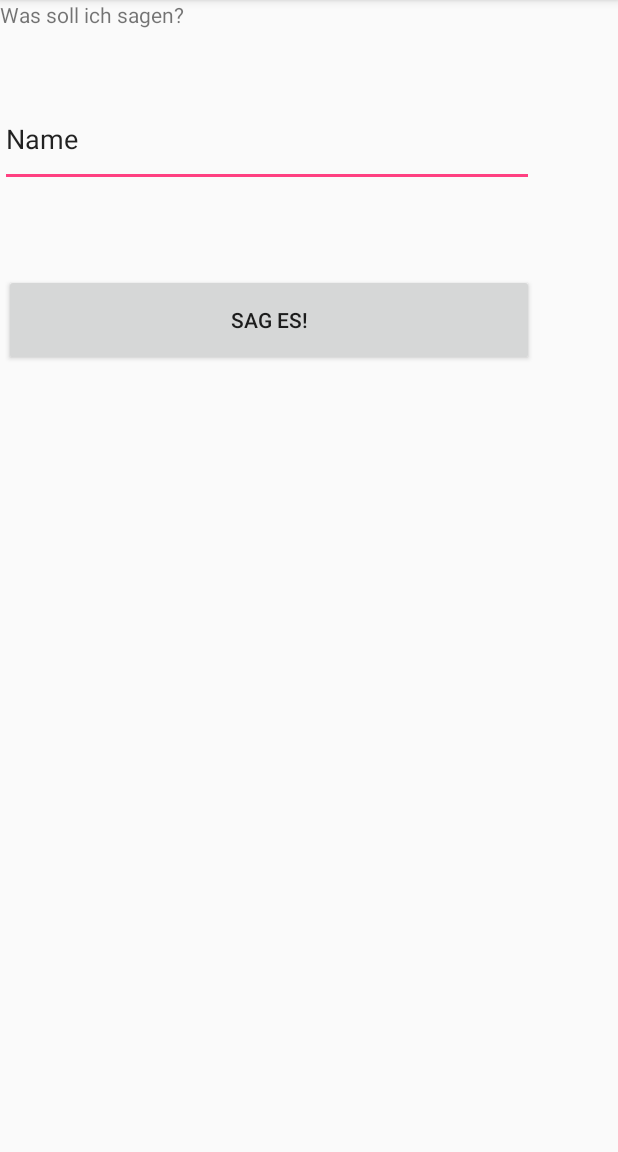
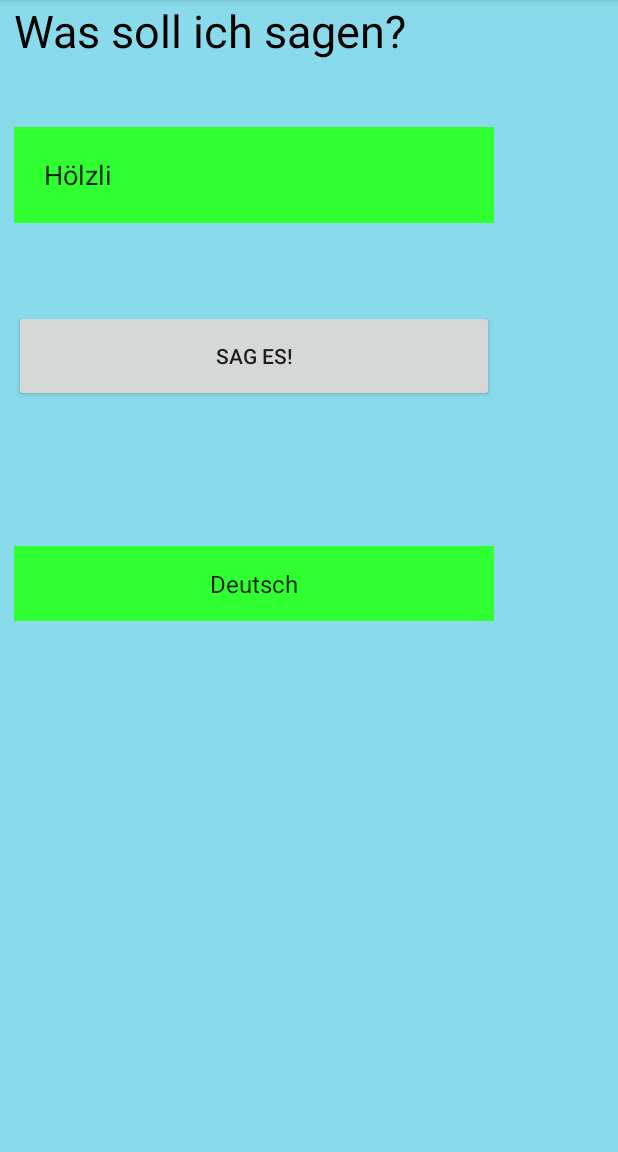
Before and after one commit to Whalesharkking/SageText2.0, an Android app: the screen it shows after launch (MainActivity), on a phone screen of 412 x 824 dp, the part 84-1236 px from its top. Run offline under Robolectric (Android 15) with nearby library versions, the light colour scheme and no system bars.

Commit message:
funktionierende Version

```diff
--- a/app/src/main/java/com/example/elias/sagetext/MainActivity.java
+++ b/app/src/main/java/com/example/elias/sagetext/MainActivity.java
@@ -4,32 +4,75 @@ import android.os.Bundle;
 import android.speech.tts.TextToSpeech;
 import android.support.v7.app.AppCompatActivity;
 import android.view.View;
+import android.widget.AdapterView;
+import android.widget.ArrayAdapter;
 import android.widget.Button;
 import android.widget.EditText;
+import android.widget.Spinner;
 
 import java.util.Locale;
 
-public class MainActivity extends AppCompatActivity implements TextToSpeech.OnInitListener, View.OnClickListener {
+public class MainActivity extends AppCompatActivity implements TextToSpeech.OnInitListener, View.OnClickListener, AdapterView.OnItemSelectedListener {
 
-        public TextToSpeech tts;
-        @Override
+private TextToSpeech tts;
+    private Spinner spinner;
+    private static final String[]paths = {"Deutsch", "Englisch", "Französisch", "China!!!"};
+
+
+
+
+    @Override
         protected void onCreate (Bundle savedInstanceState){
+
         super.onCreate(savedInstanceState);
         setContentView(R.layout.activity_main);
+        tts= new TextToSpeech(this,this);
+        spinner = (Spinner)findViewById(R.id.spinner);
+        ArrayAdapter<String>adapter = new ArrayAdapter<String>(MainActivity.this,
+                android.R.layout.simple_spinner_item,paths);
 
+        adapter.setDropDownViewResource(android.R.layout.simple_spinner_dropdown_item);
+        spinner.setAdapter(adapter);
+        spinner.setOnItemSelectedListener(this);
 
     }
     public void onClick(View v){
         EditText editText= (EditText) findViewById(R.id.editText);
-        tts.speak(editText.getText().toString(),TextToSpeech.QUEUE_FLUSH,null);
+
+       tts.speak(editText.getText().toString(),TextToSpeech.QUEUE_FLUSH,null);
 
     }
 
     @Override
     public void onInit(int status) {
-        tts.setLanguage(Locale.GERMAN);
+
+
 
         Button button= (Button) findViewById(R.id.button);
         button.setOnClickListener(this);
     }
+
+
+    @Override
+    public void onItemSelected(AdapterView<?> parent, View view, int position, long id) {
+        switch (position) {
+            case 0:
+            tts.setLanguage(Locale.GERMAN);
+                break;
+            case 1:
+             tts.setLanguage(Locale.ENGLISH);
+                break;
+            case 2:
+              tts.setLanguage(Locale.FRENCH);
+                break;
+            case 3:
+                tts.setLanguage(Locale.CHINA);
+                break;
+        }
+    }
+
+    @Override
+    public void onNothingSelected(AdapterView<?> parent) {
+
+    }
 }
--- a/app/src/main/res/layout/activity_main.xml
+++ b/app/src/main/res/layout/activity_main.xml
@@ -4,28 +4,32 @@
     xmlns:tools="http://schemas.android.com/tools"
     android:layout_width="match_parent"
     android:layout_height="match_parent"
+    android:background="#89DBEC"
     tools:context="com.example.elias.sagetext.MainActivity">
 
     <RelativeLayout
-        android:layout_width="0dp"
-        android:layout_height="495dp"
+        android:layout_width="339dp"
+        android:layout_height="798dp"
         android:gravity="center_horizontal"
-        tools:layout_editor_absoluteX="8dp"
-        tools:layout_editor_absoluteY="8dp">
+        tools:layout_editor_absoluteX="22dp"
+        tools:layout_editor_absoluteY="18dp">
+
 
         <EditText
             android:id="@+id/editText"
-            android:layout_width="356dp"
+            android:layout_width="320dp"
             android:layout_height="64dp"
-            android:layout_alignParentLeft="true"
-            android:layout_alignParentStart="true"
-            android:layout_below="@+id/textView"
-            android:layout_marginTop="41dp"
+            android:layout_marginTop="44dp"
+            android:background="#30FF31"
             android:ems="10"
             android:inputType="textPersonName"
-            android:text="Name"
+            android:text="Hölzli"
+            android:padding="20dp"
             tools:layout_editor_absoluteX="14dp"
-            tools:layout_editor_absoluteY="258dp" />
+            tools:layout_editor_absoluteY="258dp"
+            android:layout_below="@+id/textView"
+            android:layout_alignLeft="@+id/textView"
+            android:layout_alignStart="@+id/textView" />
 
         <Button
             android:id="@+id/button"
@@ -43,13 +47,37 @@
             android:id="@+id/textView"
             android:layout_width="wrap_content"
             android:layout_height="wrap_content"
+            android:layout_alignParentLeft="true"
+            android:layout_alignParentStart="true"
+            android:layout_alignParentTop="true"
+            android:background="#89DBEC"
+
             android:text="@string/beschriftung"
+            android:textColor="#000000"
+            android:textSize="30sp"
             app:layout_constraintBottom_toBottomOf="parent"
             app:layout_constraintHorizontal_bias="0.06"
             app:layout_constraintLeft_toLeftOf="parent"
             app:layout_constraintRight_toRightOf="parent"
             app:layout_constraintTop_toTopOf="parent"
             app:layout_constraintVertical_bias="0.032" />
+
+        <Spinner
+            android:id="@+id/spinner"
+            android:layout_width="match_parent"
+            android:layout_height="50dp"
+            android:layout_alignEnd="@+id/button"
+            android:layout_alignLeft="@+id/button"
+            android:layout_alignRight="@+id/button"
+            android:layout_alignStart="@+id/button"
+            android:layout_below="@+id/button"
+            android:layout_marginTop="96dp"
+            android:background="#30FF31"
+            android:textColor="#00ff11"
+            android:textAlignment="center"
+            android:visibility="visible" />
+
+
     </RelativeLayout>
 
 </android.support.constraint.ConstraintLayout>
--- a/app/src/main/res/values/strings.xml
+++ b/app/src/main/res/values/strings.xml
@@ -2,4 +2,5 @@
     <string name="app_name">SageText</string>
     <string name="beschriftung">Was soll ich sagen?</string>
     <string name="sag_es">Sag es!</string>
+    <string name="eingabe">Hölzli</string>
 </resources>
```
Also changed, not shown: app/src/main/ic_launcher-web.png (added), app/src/main/res/mipmap-hdpi/ic_launcher.png, app/src/main/res/mipmap-hdpi/ic_newlauncher.png (added), app/src/main/res/mipmap-mdpi/ic_launcher.png, app/src/main/res/mipmap-mdpi/ic_newlauncher.png (added), app/src/main/res/mipmap-xhdpi/ic_launcher.png, app/src/main/res/mipmap-xhdpi/ic_newlauncher.png (added), app/src/main/res/mipmap-xxhdpi/ic_launcher.png, app/src/main/res/mipmap-xxhdpi/ic_newlauncher.png (added), app/src/main/res/mipmap-xxxhdpi/ic_launcher.png, app/src/main/res/mipmap-xxxhdpi/ic_newlauncher.png (added).
